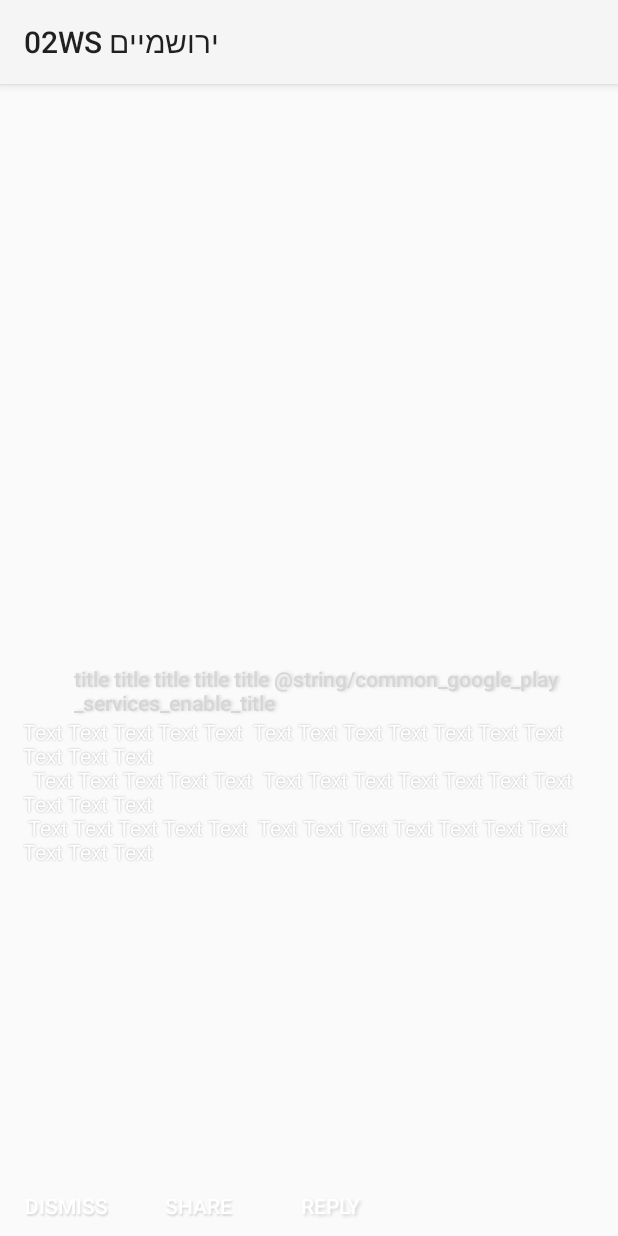
After one commit to boazn/02wsApp, an Android app: the layout custom_notification.xml on its own in the app's theme, with its tools: preview values and no code run, on a phone screen of 412 x 824 dp. The commit adds this screen. Run offline under Robolectric (Android 15) with nearby library versions, the phone set to English and light mode, and no system bars.

Commit message:
custom notification fixed issues with billing

```diff
--- a/app/src/main/AndroidManifest.xml
+++ b/app/src/main/AndroidManifest.xml
@@ -3,7 +3,7 @@
     xmlns:tools="http://schemas.android.com/tools"
     package="il.co.jws.app"
     android:installLocation="auto"
-    android:versionCode="49"
+    android:versionCode="50"
     android:versionName="5.1">
 
     <uses-sdk
--- /dev/null
+++ b/app/src/main/res/layout/custom_notification.xml
@@ -0,0 +1,149 @@
+<?xml version="1.0" encoding="utf-8"?>
+<FrameLayout xmlns:android="http://schemas.android.com/apk/res/android"
+    xmlns:app="http://schemas.android.com/apk/res-auto"
+    xmlns:tools="http://schemas.android.com/tools"
+    android:orientation="vertical" android:layout_width="match_parent"
+    android:layout_height="match_parent"
+    android:weightSum="1"
+    android:textAlignment="center">
+<RelativeLayout
+    android:id="@+id/layout"
+
+    android:layout_width="match_parent"
+    android:layout_height="match_parent"
+     >
+
+    <ImageView
+        android:id="@+id/image_pic"
+        android:layout_width="match_parent"
+        android:layout_height="match_parent"
+
+        android:contentDescription="@string/app_name"
+        android:foregroundGravity="fill_horizontal"
+        android:scaleType="fitXY" />
+</RelativeLayout>
+
+
+    <LinearLayout
+        android:id="@+id/lin_lyt"
+        android:layout_width="match_parent"
+        android:layout_height="wrap_content"
+        android:layout_gravity="fill_horizontal|center|clip_vertical"
+        android:layout_marginTop="70dp"
+        android:orientation="vertical"
+        android:textAlignment="gravity"
+        android:textDirection="locale">
+
+        <LinearLayout
+            android:id="@+id/con_lyt"
+            android:layout_width="match_parent"
+            android:layout_height="wrap_content"
+            android:layout_gravity="fill_horizontal"
+            android:textAlignment="gravity"
+            android:textDirection="locale">
+
+            <ImageView
+                android:id="@+id/image_app"
+                android:layout_width="18dp"
+                android:layout_height="18dp"
+                android:layout_marginEnd="8dp"
+                android:layout_marginLeft="8dp"
+                android:layout_marginRight="8dp"
+                android:layout_marginStart="8dp"
+                android:contentDescription="@string/app_name"
+                android:maxWidth="18dp" />
+
+            <TextView
+                android:id="@+id/title"
+
+                android:layout_width="match_parent"
+                android:layout_height="wrap_content"
+                android:layout_marginLeft="15dp"
+                android:layout_marginRight="15dp"
+                android:shadowColor="@color/black"
+                android:shadowDx="2"
+                android:shadowRadius="2"
+                android:text="title title title title title @string/common_google_play_services_enable_title"
+                android:textAppearance="@style/TextAppearance.Compat.Notification.Title"
+                android:textColor="@color/white" />
+
+        </LinearLayout>
+
+        <TextView
+            android:id="@+id/text"
+
+            android:layout_width="wrap_content"
+            android:layout_height="wrap_content"
+            android:layout_below="@id/title"
+            android:layout_marginLeft="15dp"
+            android:layout_marginRight="15dp"
+            android:gravity="fill_horizontal|start"
+            android:shadowColor="@android:color/darker_gray"
+            android:shadowRadius="1"
+            android:text="Text Text Text Text Text  Text Text Text Text Text Text Text Text Text Text \n  Text Text Text Text Text  Text Text Text Text Text Text Text Text Text Text \n Text Text Text Text Text  Text Text Text Text Text Text Text Text Text Text     "
+            android:textColor="@android:color/white" />
+
+
+    </LinearLayout>
+
+    <LinearLayout
+        android:id="@+id/buttons_lyt"
+        android:layout_width="match_parent"
+        android:layout_height="36dp"
+        android:layout_gravity="bottom|fill_horizontal|end"
+        android:layout_marginBottom="2dp"
+        android:gravity="fill_horizontal|end">
+
+        <Button
+            android:id="@+id/dismiss"
+            style="@style/Widget.AppCompat.Button.Borderless"
+            android:layout_width="wrap_content"
+            android:layout_height="wrap_content"
+
+
+            android:background="@android:color/transparent"
+            android:shadowColor="@color/black"
+            android:shadowDx="1"
+            android:shadowDy="2"
+            android:shadowRadius="1"
+            android:singleLine="false"
+            android:text="@string/dismiss"
+            android:textColor="?android:attr/colorForegroundInverse"
+            android:textColorHighlight="?android:attr/colorForegroundInverse" />
+
+        <Button
+            android:id="@+id/share"
+            style="@style/Widget.AppCompat.Button.Borderless"
+            android:layout_width="wrap_content"
+            android:layout_height="wrap_content"
+
+
+            android:background="@android:color/transparent"
+            android:shadowColor="@color/black"
+            android:shadowDx="1"
+            android:shadowDy="2"
+            android:shadowRadius="1"
+            android:singleLine="false"
+            android:text="@string/share_title"
+            android:textColor="?android:attr/colorForegroundInverse" />
+
+        <Button
+            android:id="@+id/reply"
+            style="@style/Widget.AppCompat.Button.Borderless"
+            android:layout_width="wrap_content"
+            android:layout_height="wrap_content"
+
+            android:background="@android:color/transparent"
+            android:shadowColor="@color/black"
+            android:shadowDx="2"
+            android:shadowDy="2"
+            android:shadowRadius="2"
+            android:singleLine="false"
+            android:text="@string/reply_title"
+            android:textColor="?android:attr/colorForegroundInverse"
+            android:textColorHighlight="?android:attr/colorForegroundInverse" />
+
+    </LinearLayout>
+
+
+</FrameLayout>
--- a/app/src/main/res/menu/main.xml
+++ b/app/src/main/res/menu/main.xml
@@ -69,6 +69,9 @@
                      />
                  <item android:id="@+id/shorttermalerts_yearly"
                      android:title="@string/yearly"
+                     android:checked="false"/>
+                 <item android:id="@+id/shorttermalerts_combined"
+                     android:title="@string/combined"
                      android:checked="false"/>
              </group>
          </menu>
--- a/app/src/main/res/values/strings.xml
+++ b/app/src/main/res/values/strings.xml
@@ -74,7 +74,8 @@
     <string name="guide_soundTarget_title">Sound in widget</string>
     <string name="guide_soundTarget_desc">Click to enable sound when some event occour. First, put the small or medium widget on the screen. Then, crow=dusty, owl=no wind, wind=wind, rain=rain, light train=forecast updated.</string>
     <string name="guide_adfreeTarget_title">Ad free</string>
-    <string name="guide_adfreeTarget_desc">Click to remove ads from app (monthly or yearly). Clean design.</string>
+    <string name="guide_adfreeTarget_desc">Click to remove ads from app (monthly or yearly). Clean design. You will also will get short term alerts as a bonus.</string>
     <string name="monthly">monthly</string>
     <string name="yearly">yearly</string>
+    <string name="combined">with ad free</string>
 </resources>
```
Also changed, not shown: app/src/main/java/il/co/jws/app/Config.java (+5 -5 lines), app/src/main/java/il/co/jws/app/CustomFirebaseInstanceIDService.java (+12 -11 lines), app/src/main/java/il/co/jws/app/DownloadJson.java (+14 -4 lines), app/src/main/java/il/co/jws/app/FcmBroadcastReceiver.java (+36 -12 lines), app/src/main/java/il/co/jws/app/MainActivity.java (+82 -44 lines), app/src/main/java/il/co/jws/app/MainViewController.java (+31 -9 lines), app/src/main/res/layout/custom_notification_small.xml (added, +30 -0 lines), 87 other files.
